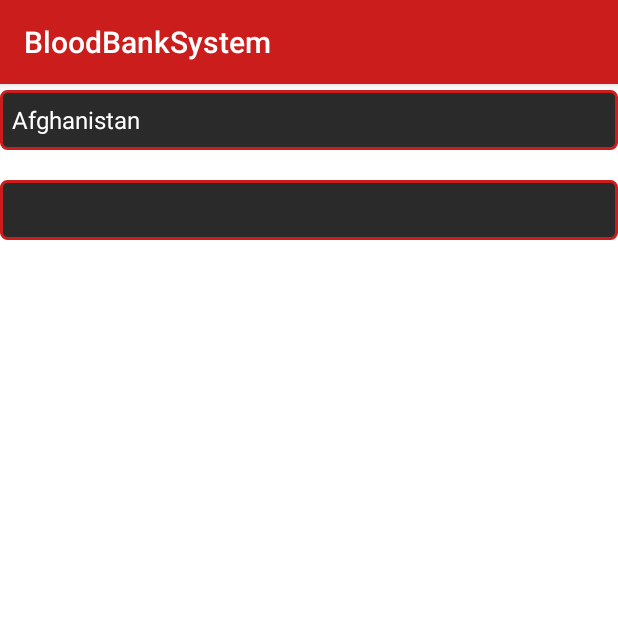
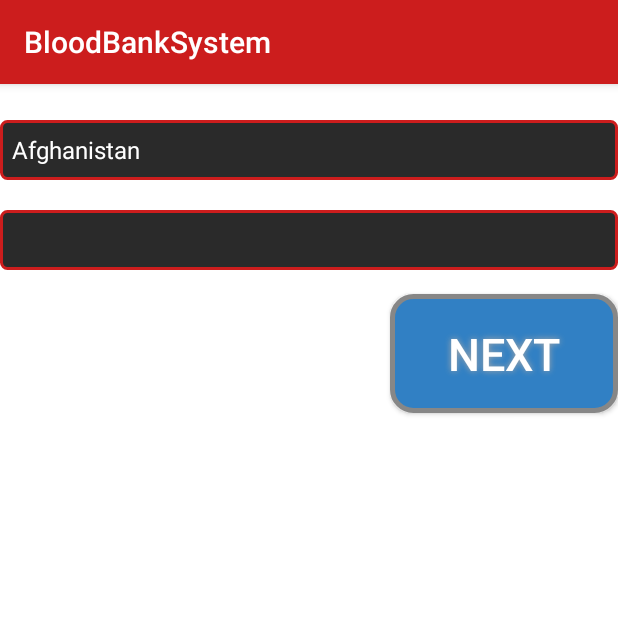
Before and after one commit to ferozkhandev/BloodBankSystem, an Android app: the Need_Blood screen opened directly, with no data from a screen before it, on a phone screen of 412 x 824 dp, the top half of it. Run offline under Robolectric (Android 15) with nearby library versions, the phone set to English and light mode, and no system bars.

Commit message:
Need Blood Section Enhancement

```diff
--- /dev/null
+++ b/app/src/main/res/drawable/button_shape.xml
@@ -0,0 +1,23 @@
+<?xml version="1.0" encoding="utf-8"?>
+<shape xmlns:android="http://schemas.android.com/apk/res/android" android:shape="rectangle" >
+    <corners
+        android:radius="14dp"
+        />
+    <solid
+        android:color="#3180C4"
+        />
+    <padding
+        android:left="0dp"
+        android:top="0dp"
+        android:right="0dp"
+        android:bottom="0dp"
+        />
+    <size
+        android:width="152dp"
+        android:height="79dp"
+        />
+    <stroke
+        android:width="3dp"
+        android:color="#878787"
+        />
+</shape>
--- a/app/src/main/res/layout/activity_need__blood.xml
+++ b/app/src/main/res/layout/activity_need__blood.xml
@@ -27,7 +27,7 @@
         android:layout_height="40dp"
         android:layout_alignParentStart="true"
         android:layout_alignParentTop="true"
-        android:layout_marginTop="60dp"
+        android:layout_marginTop="80dp"
         android:background="@drawable/spinner_shape" />
     <android.support.v7.widget.AppCompatSpinner
         android:id="@+id/city_names"
@@ -35,6 +35,24 @@
         android:layout_height="40dp"
         android:layout_alignParentStart="true"
         android:layout_alignParentTop="true"
-        android:layout_marginTop="120dp"
+        android:layout_marginTop="140dp"
         android:background="@drawable/spinner_shape" />
+
+    <Button
+        android:id="@+id/angry_btn"
+
+        android:layout_width="152dp"
+        android:layout_height="79dp"
+        android:layout_alignParentEnd="true"
+
+        android:layout_alignParentTop="true"
+        android:layout_marginTop="196dp"
+        android:background="@drawable/button_shape"
+        android:shadowColor="#A8A8A8"
+        android:shadowDx="0"
+        android:shadowDy="0"
+        android:shadowRadius="5"
+        android:text="Next"
+        android:textColor="#FFFFFF"
+        android:textSize="30sp" />
 </RelativeLayout>
--- a/app/src/main/res/values/strings.xml
+++ b/app/src/main/res/values/strings.xml
@@ -18,6 +18,25 @@
         <item>Narowal</item>
         <item>Okara</item>
         <item>Murree</item>
+        <item>Bannu</item>
+        <item>Swabi</item>
+        <item>Dera Ismail Khan</item>
+        <item>Charsadda</item>
+        <item>Quetta</item>
+        <item>Nowshera</item>
+        <item>Lasbela</item>
+        <item>Gawadar</item>
+        <item>Sibi</item>
+        <item>Khairpur</item>
+        <item>Kashmir</item>
+        <item>Gilgit</item>
+        <item>Muzaffarabad</item>
+        <item>Mirpur</item>
+        <item>Sheikhupura</item>
+        <item>Gujrat</item>
+        <item>Gujranwala</item>
+        <item>Jhang</item>
+        <item>Mansehra</item>
         <item>Islamabad</item>
         <item>Lahore</item>
         <item>Multan</item>
```
